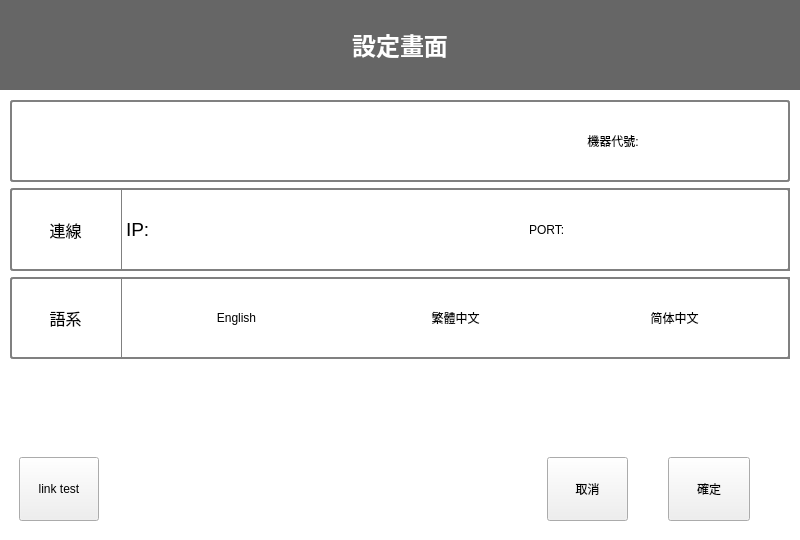
roger0816/BRC, file BRClient/StageSetting.ui: the form before one commit.
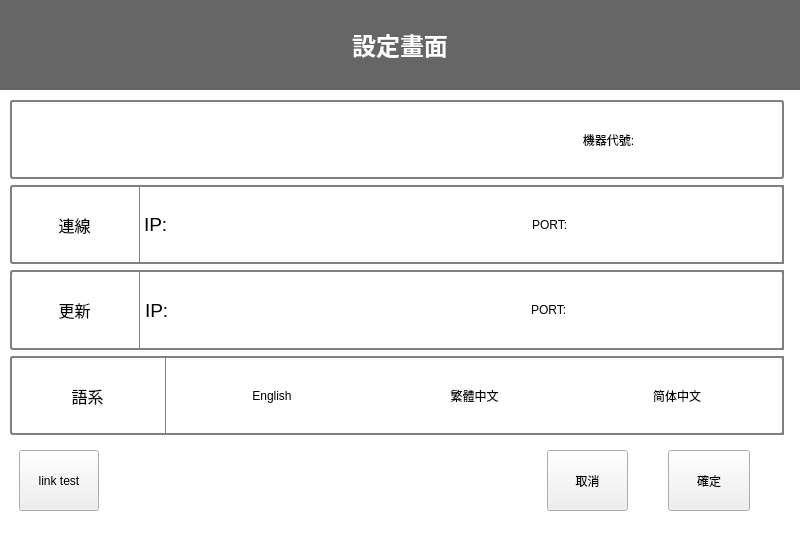
The form after the commit. Custom widgets are drawn as their Qt base class.

```diff
--- a/BRClient/StageSetting.ui
+++ b/BRClient/StageSetting.ui
@@ -129,7 +129,7 @@
          <item row="0" column="0">
           <widget class="QStackedWidget" name="stackedWidget">
            <widget class="QWidget" name="page">
-            <layout class="QGridLayout" name="gridLayout_6" rowstretch="1,1,1,1,1">
+            <layout class="QGridLayout" name="gridLayout_15">
              <property name="leftMargin">
               <number>10</number>
              </property>
@@ -140,102 +140,8 @@
               <number>10</number>
              </property>
              <property name="bottomMargin">
-              <number>10</number>
+              <number>20</number>
              </property>
-             <item row="4" column="0">
-              <widget class="QWidget" name="widget" native="true">
-               <property name="minimumSize">
-                <size>
-                 <width>40</width>
-                 <height>40</height>
-                </size>
-               </property>
-               <layout class="QGridLayout" name="gridLayout_3" columnstretch="1,5,1,1">
-                <property name="rightMargin">
-                 <number>40</number>
-                </property>
-                <property name="horizontalSpacing">
-                 <number>40</number>
-                </property>
-                <item row="0" column="2">
-                 <widget class="QPushButton" name="btnCancel">
-                  <property name="sizePolicy">
-                   <sizepolicy hsizetype="Minimum" vsizetype="Minimum">
-                    <horstretch>0</horstretch>
-                    <verstretch>0</verstretch>
-                   </sizepolicy>
-                  </property>
-                  <property name="minimumSize">
-                   <size>
-                    <width>0</width>
-                    <height>0</height>
-                   </size>
-                  </property>
-                  <property name="maximumSize">
-                   <size>
-                    <width>1000</width>
-                    <height>16777215</height>
-                   </size>
-                  </property>
-                  <property name="text">
-                   <string>取消</string>
-                  </property>
-                 </widget>
-                </item>
-                <item row="0" column="1">
-                 <spacer name="horizontalSpacer">
-                  <property name="orientation">
-                   <enum>Qt::Horizontal</enum>
-                  </property>
-                  <property name="sizeHint" stdset="0">
-                   <size>
-                    <width>40</width>
-                    <height>20</height>
-                   </size>
-                  </property>
-                 </spacer>
-                </item>
-                <item row="0" column="3">
-                 <widget class="QPushButton" name="btnCheck">
-                  <property name="sizePolicy">
-                   <sizepolicy hsizetype="Minimum" vsizetype="Minimum">
-                    <horstretch>0</horstretch>
-                    <verstretch>0</verstretch>
-                   </sizepolicy>
-                  </property>
-                  <property name="minimumSize">
-                   <size>
-                    <width>0</width>
-                    <height>0</height>
-                   </size>
-                  </property>
-                  <property name="maximumSize">
-                   <size>
-                    <width>1000</width>
-                    <height>16777215</height>
-                   </size>
-                  </property>
-                  <property name="text">
-                   <string>確定</string>
-                  </property>
-                 </widget>
-                </item>
-                <item row="0" column="0">
-                 <widget class="QPushButton" name="btnLinkTest">
-                  <property name="sizePolicy">
-                   <sizepolicy hsizetype="Fixed" vsizetype="Minimum">
-                    <horstretch>0</horstretch>
-                    <verstretch>0</verstretch>
-                   </sizepolicy>
-                  </property>
-                  <property name="text">
-                   <string>link test</string>
-                  </property>
-                 </widget>
-                </item>
-               </layout>
-              </widget>
-             </item>
              <item row="1" column="0">
               <widget class="QWidget" name="wNetwork" native="true">
                <property name="minimumSize">
@@ -254,7 +160,7 @@
     padding: 1px 18px 1px 3px;
     min-width: 6em;}</string>
                </property>
-               <layout class="QGridLayout" name="gridLayout_4" columnstretch="1,6">
+               <layout class="QGridLayout" name="gridLayout_4" columnstretch="1,5">
                 <property name="leftMargin">
                  <number>0</number>
                 </property>
@@ -412,92 +318,7 @@
                </layout>
               </widget>
              </item>
-             <item row="0" column="0">
-              <widget class="QWidget" name="wMachine" native="true">
-               <property name="minimumSize">
-                <size>
-                 <width>121</width>
-                 <height>40</height>
-                </size>
-               </property>
-               <property name="styleSheet">
-                <string notr="true">QWidget#wMachine{ border: 2px solid gray;
-    border-radius: 3px;
-    padding: 1px 18px 1px 3px;
-    min-width: 6em;}
-
-QWidget#w2{    border: 1px solid gray;
-    padding: 1px 18px 1px 3px;
-    min-width: 6em;}</string>
-               </property>
-               <layout class="QGridLayout" name="gridLayout_7" columnstretch="5,1,1">
-                <property name="topMargin">
-                 <number>5</number>
-                </property>
-                <property name="bottomMargin">
-                 <number>5</number>
-                </property>
-                <item row="0" column="1">
-                 <widget class="QLabel" name="label_2">
-                  <property name="minimumSize">
-                   <size>
-                    <width>100</width>
-                    <height>0</height>
-                   </size>
-                  </property>
-                  <property name="maximumSize">
-                   <size>
-                    <width>300</width>
-                    <height>16777215</height>
-                   </size>
-                  </property>
-                  <property name="text">
-                   <string>機器代號:</string>
-                  </property>
-                  <property name="alignment">
-                   <set>Qt::AlignCenter</set>
-                  </property>
-                 </widget>
-                </item>
-                <item row="0" column="2">
-                 <widget class="QLabel" name="txtMachineId">
-                  <property name="minimumSize">
-                   <size>
-                    <width>100</width>
-                    <height>0</height>
-                   </size>
-                  </property>
-                  <property name="maximumSize">
-                   <size>
-                    <width>300</width>
-                    <height>16777215</height>
-                   </size>
-                  </property>
-                  <property name="text">
-                   <string/>
-                  </property>
-                 </widget>
-                </item>
-                <item row="0" column="0">
-                 <spacer name="horizontalSpacer_2">
-                  <property name="orientation">
-                   <enum>Qt::Horizontal</enum>
-                  </property>
-                  <property name="sizeType">
-                   <enum>QSizePolicy::MinimumExpanding</enum>
-                  </property>
-                  <property name="sizeHint" stdset="0">
-                   <size>
-                    <width>40</width>
-                    <height>20</height>
-                   </size>
-                  </property>
-                 </spacer>
-                </item>
-               </layout>
-              </widget>
-             </item>
-             <item row="2" column="0">
+             <item row="3" column="0">
               <widget class="QWidget" name="wLanguage" native="true">
                <property name="minimumSize">
                 <size>
@@ -527,7 +348,7 @@
     min-width: 6em;}
 </string>
                </property>
-               <layout class="QGridLayout" name="gridLayout_12" columnstretch="1,6">
+               <layout class="QGridLayout" name="gridLayout_12" columnstretch="1,4">
                 <property name="leftMargin">
                  <number>0</number>
                 </property>
@@ -648,21 +469,360 @@
                </layout>
               </widget>
              </item>
-             <item row="3" column="0">
-              <spacer name="verticalSpacer">
-               <property name="orientation">
-                <enum>Qt::Vertical</enum>
+             <item row="2" column="0">
+              <widget class="QWidget" name="wUpdate" native="true">
+               <property name="minimumSize">
+                <size>
+                 <width>121</width>
+                 <height>40</height>
+                </size>
                </property>
-               <property name="sizeType">
-                <enum>QSizePolicy::Minimum</enum>
+               <property name="styleSheet">
+                <string notr="true">QWidget#wUpdate{ border: 2px solid gray;
+    border-radius: 3px;
+    padding: 1px 18px 1px 3px;
+    min-width: 6em;}
+
+QWidget#w0_3{    border: 1px solid gray;
+    padding: 1px 18px 1px 3px;
+    min-width: 6em;}</string>
                </property>
-               <property name="sizeHint" stdset="0">
+               <layout class="QGridLayout" name="gridLayout_9" columnstretch="1,5">
+                <property name="leftMargin">
+                 <number>0</number>
+                </property>
+                <property name="topMargin">
+                 <number>0</number>
+                </property>
+                <property name="rightMargin">
+                 <number>0</number>
+                </property>
+                <property name="bottomMargin">
+                 <number>0</number>
+                </property>
+                <property name="spacing">
+                 <number>0</number>
+                </property>
+                <item row="0" column="0">
+                 <widget class="QLabel" name="label_5">
+                  <property name="maximumSize">
+                   <size>
+                    <width>1000</width>
+                    <height>16777215</height>
+                   </size>
+                  </property>
+                  <property name="font">
+                   <font>
+                    <pointsize>12</pointsize>
+                   </font>
+                  </property>
+                  <property name="text">
+                   <string>更新</string>
+                  </property>
+                  <property name="alignment">
+                   <set>Qt::AlignCenter</set>
+                  </property>
+                 </widget>
+                </item>
+                <item row="0" column="1">
+                 <widget class="QWidget" name="w0_3" native="true">
+                  <property name="minimumSize">
+                   <size>
+                    <width>119</width>
+                    <height>40</height>
+                   </size>
+                  </property>
+                  <property name="font">
+                   <font>
+                    <pointsize>16</pointsize>
+                   </font>
+                  </property>
+                  <property name="styleSheet">
+                   <string notr="true"/>
+                  </property>
+                  <layout class="QGridLayout" name="gridLayout_14" columnstretch="1,5,2,3">
+                   <property name="leftMargin">
+                    <number>6</number>
+                   </property>
+                   <property name="topMargin">
+                    <number>6</number>
+                   </property>
+                   <property name="rightMargin">
+                    <number>6</number>
+                   </property>
+                   <property name="bottomMargin">
+                    <number>6</number>
+                   </property>
+                   <property name="horizontalSpacing">
+                    <number>6</number>
+                   </property>
+                   <item row="0" column="3">
+                    <widget class="Vinput" name="txtUpdatePort" native="true">
+                     <property name="sizePolicy">
+                      <sizepolicy hsizetype="Minimum" vsizetype="Preferred">
+                       <horstretch>0</horstretch>
+                       <verstretch>0</verstretch>
+                      </sizepolicy>
+                     </property>
+                     <property name="styleSheet">
+                      <string notr="true">background-color: rgb(255, 255, 255);
+color: rgb(0, 0, 0);</string>
+                     </property>
+                    </widget>
+                   </item>
+                   <item row="0" column="1">
+                    <widget class="Vinput" name="txtUpdateIp" native="true">
+                     <property name="sizePolicy">
+                      <sizepolicy hsizetype="Minimum" vsizetype="Preferred">
+                       <horstretch>0</horstretch>
+                       <verstretch>0</verstretch>
+                      </sizepolicy>
+                     </property>
+                     <property name="styleSheet">
+                      <string notr="true">background-color: rgb(255, 255, 255);
+color: rgb(0, 0, 0);</string>
+                     </property>
+                    </widget>
+                   </item>
+                   <item row="0" column="0">
+                    <widget class="QLabel" name="lbTitle0_3">
+                     <property name="sizePolicy">
+                      <sizepolicy hsizetype="Maximum" vsizetype="Preferred">
+                       <horstretch>0</horstretch>
+                       <verstretch>0</verstretch>
+                      </sizepolicy>
+                     </property>
+                     <property name="minimumSize">
+                      <size>
+                       <width>20</width>
+                       <height>0</height>
+                      </size>
+                     </property>
+                     <property name="maximumSize">
+                      <size>
+                       <width>40</width>
+                       <height>16777215</height>
+                      </size>
+                     </property>
+                     <property name="font">
+                      <font>
+                       <pointsize>14</pointsize>
+                      </font>
+                     </property>
+                     <property name="text">
+                      <string>IP:</string>
+                     </property>
+                    </widget>
+                   </item>
+                   <item row="0" column="2">
+                    <widget class="QLabel" name="lb0_4">
+                     <property name="sizePolicy">
+                      <sizepolicy hsizetype="Maximum" vsizetype="Preferred">
+                       <horstretch>0</horstretch>
+                       <verstretch>0</verstretch>
+                      </sizepolicy>
+                     </property>
+                     <property name="minimumSize">
+                      <size>
+                       <width>20</width>
+                       <height>0</height>
+                      </size>
+                     </property>
+                     <property name="maximumSize">
+                      <size>
+                       <width>40</width>
+                       <height>16777215</height>
+                      </size>
+                     </property>
+                     <property name="text">
+                      <string>PORT:</string>
+                     </property>
+                    </widget>
+                   </item>
+                  </layout>
+                 </widget>
+                </item>
+               </layout>
+              </widget>
+             </item>
+             <item row="0" column="0">
+              <widget class="QWidget" name="wMachine" native="true">
+               <property name="minimumSize">
                 <size>
-                 <width>20</width>
+                 <width>121</width>
                  <height>40</height>
                 </size>
                </property>
-              </spacer>
+               <property name="styleSheet">
+                <string notr="true">QWidget#wMachine{ border: 2px solid gray;
+    border-radius: 3px;
+    padding: 1px 18px 1px 3px;
+    min-width: 6em;}
+
+QWidget#w2{    border: 1px solid gray;
+    padding: 1px 18px 1px 3px;
+    min-width: 6em;}</string>
+               </property>
+               <layout class="QGridLayout" name="gridLayout_7" columnstretch="5,1,1">
+                <property name="topMargin">
+                 <number>5</number>
+                </property>
+                <property name="bottomMargin">
+                 <number>5</number>
+                </property>
+                <item row="0" column="1">
+                 <widget class="QLabel" name="label_2">
+                  <property name="minimumSize">
+                   <size>
+                    <width>100</width>
+                    <height>0</height>
+                   </size>
+                  </property>
+                  <property name="maximumSize">
+                   <size>
+                    <width>300</width>
+                    <height>16777215</height>
+                   </size>
+                  </property>
+                  <property name="text">
+                   <string>機器代號:</string>
+                  </property>
+                  <property name="alignment">
+                   <set>Qt::AlignCenter</set>
+                  </property>
+                 </widget>
+                </item>
+                <item row="0" column="2">
+                 <widget class="QLabel" name="txtMachineId">
+                  <property name="minimumSize">
+                   <size>
+                    <width>100</width>
+                    <height>0</height>
+                   </size>
+                  </property>
+                  <property name="maximumSize">
+                   <size>
+                    <width>300</width>
+                    <height>16777215</height>
+                   </size>
+                  </property>
+                  <property name="text">
+                   <string/>
+                  </property>
+                 </widget>
+                </item>
+                <item row="0" column="0">
+                 <spacer name="horizontalSpacer_2">
+                  <property name="orientation">
+                   <enum>Qt::Horizontal</enum>
+                  </property>
+                  <property name="sizeType">
+                   <enum>QSizePolicy::MinimumExpanding</enum>
+                  </property>
+                  <property name="sizeHint" stdset="0">
+                   <size>
+                    <width>40</width>
+                    <height>20</height>
+                   </size>
+                  </property>
+                 </spacer>
+                </item>
+               </layout>
+              </widget>
+             </item>
+             <item row="4" column="0" colspan="2">
+              <widget class="QWidget" name="widget" native="true">
+               <property name="minimumSize">
+                <size>
+                 <width>40</width>
+                 <height>40</height>
+                </size>
+               </property>
+               <layout class="QGridLayout" name="gridLayout_3" columnstretch="1,5,1,1">
+                <property name="rightMargin">
+                 <number>40</number>
+                </property>
+                <property name="horizontalSpacing">
+                 <number>40</number>
+                </property>
+                <item row="0" column="2">
+                 <widget class="QPushButton" name="btnCancel">
+                  <property name="sizePolicy">
+                   <sizepolicy hsizetype="Minimum" vsizetype="Minimum">
+                    <horstretch>0</horstretch>
+                    <verstretch>0</verstretch>
+                   </sizepolicy>
+                  </property>
+                  <property name="minimumSize">
+                   <size>
+                    <width>0</width>
+                    <height>0</height>
+                   </size>
+                  </property>
+                  <property name="maximumSize">
+                   <size>
+                    <width>1000</width>
+                    <height>16777215</height>
+                   </size>
+                  </property>
+                  <property name="text">
+                   <string>取消</string>
+                  </property>
+                 </widget>
+                </item>
+                <item row="0" column="1">
+                 <spacer name="horizontalSpacer">
+                  <property name="orientation">
+                   <enum>Qt::Horizontal</enum>
+                  </property>
+                  <property name="sizeHint" stdset="0">
+                   <size>
+                    <width>40</width>
+                    <height>20</height>
+                   </size>
+                  </property>
+                 </spacer>
+                </item>
+                <item row="0" column="3">
+                 <widget class="QPushButton" name="btnCheck">
+                  <property name="sizePolicy">
+                   <sizepolicy hsizetype="Minimum" vsizetype="Minimum">
+                    <horstretch>0</horstretch>
+                    <verstretch>0</verstretch>
+                   </sizepolicy>
+                  </property>
+                  <property name="minimumSize">
+                   <size>
+                    <width>0</width>
+                    <height>0</height>
+                   </size>
+                  </property>
+                  <property name="maximumSize">
+                   <size>
+                    <width>1000</width>
+                    <height>16777215</height>
+                   </size>
+                  </property>
+                  <property name="text">
+                   <string>確定</string>
+                  </property>
+                 </widget>
+                </item>
+                <item row="0" column="0">
+                 <widget class="QPushButton" name="btnLinkTest">
+                  <property name="sizePolicy">
+                   <sizepolicy hsizetype="Fixed" vsizetype="Minimum">
+                    <horstretch>0</horstretch>
+                    <verstretch>0</verstretch>
+                   </sizepolicy>
+                  </property>
+                  <property name="text">
+                   <string>link test</string>
+                  </property>
+                 </widget>
+                </item>
+               </layout>
+              </widget>
              </item>
             </layout>
            </widget>
```
Left out of the diff: 6 changed lines with no effect on the pictures.
